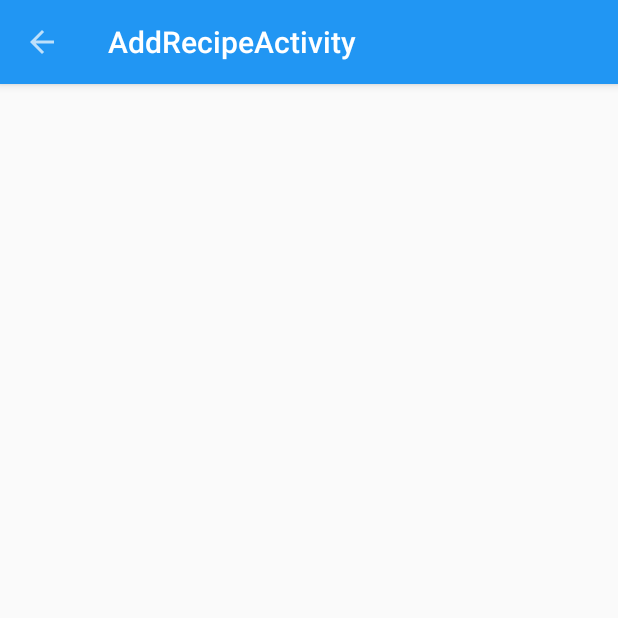
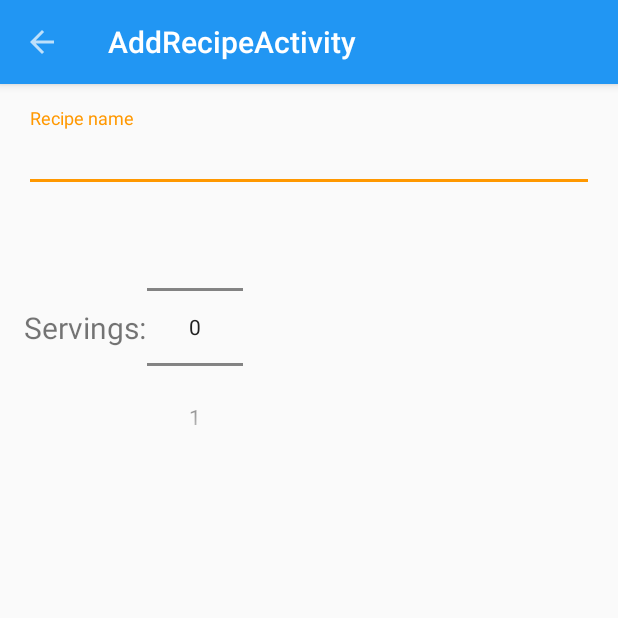
Before and after one commit to icaboalo/plan_to_eat, an Android app: the AddRecipeActivity screen opened directly, with no data from a screen before it, on a phone screen of 412 x 824 dp, the top half of it. Run offline under Robolectric (Android 15) with nearby library versions, the phone set to English and light mode, and no system bars; our stand-ins replace ButterKnife.

```diff
--- a/app/build.gradle
+++ b/app/build.gradle
@@ -37,4 +37,7 @@ dependencies {
 
 //    picasso
     compile 'com.squareup.picasso:picasso:2.5.2'
+
+//    floating action button
+    compile 'com.oguzdev:CircularFloatingActionMenu:1.0.2'
 }
--- a/app/src/main/java/com/icaboalo/plantoeat/ui/activity/AddRecipeActivity.java
+++ b/app/src/main/java/com/icaboalo/plantoeat/ui/activity/AddRecipeActivity.java
@@ -3,18 +3,43 @@ package com.icaboalo.plantoeat.ui.activity;
 import android.os.Bundle;
 import android.support.v7.app.AppCompatActivity;
 import android.support.v7.widget.Toolbar;
+import android.widget.NumberPicker;
+import android.widget.Toast;
 
 import com.icaboalo.plantoeat.R;
 
+import butterknife.Bind;
+import butterknife.ButterKnife;
+
 public class AddRecipeActivity extends AppCompatActivity {
+
+    @Bind(R.id.app_bar)
+    Toolbar mToolbar;
+
+    @Bind(R.id.numberPicker)
+    NumberPicker mNumberPicker;
 
     @Override
     protected void onCreate(Bundle savedInstanceState) {
         super.onCreate(savedInstanceState);
         setContentView(R.layout.activity_add_recipe);
-        Toolbar toolbar = (Toolbar) findViewById(R.id.app_bar);
-        setSupportActionBar(toolbar);
+        ButterKnife.bind(this);
+        setSupportActionBar(mToolbar);
         getSupportActionBar().setDisplayHomeAsUpEnabled(true);
+
+        mNumberPicker.setMaxValue(10);
+        mNumberPicker.setMinValue(0);
+        mNumberPicker.setWrapSelectorWheel(false);
+
+
+
+        mNumberPicker.setOnValueChangedListener(new NumberPicker.OnValueChangeListener() {
+            @Override
+            public void onValueChange(NumberPicker picker, int oldVal, int newVal) {
+                int number = mNumberPicker.getValue();
+                Toast.makeText(AddRecipeActivity.this, newVal + "", Toast.LENGTH_SHORT).show();
+            }
+        });
     }
 
 }
--- a/app/src/main/res/layout/content_add_recipe.xml
+++ b/app/src/main/res/layout/content_add_recipe.xml
@@ -1,16 +1,48 @@
 <?xml version="1.0" encoding="utf-8"?>
 <RelativeLayout
     xmlns:android="http://schemas.android.com/apk/res/android"
+    xmlns:app="http://schemas.android.com/apk/res-auto"
     xmlns:tools="http://schemas.android.com/tools"
-    xmlns:app="http://schemas.android.com/apk/res-auto"
     android:layout_width="match_parent"
     android:layout_height="match_parent"
+    android:paddingBottom="@dimen/activity_vertical_margin"
     android:paddingLeft="@dimen/activity_horizontal_margin"
     android:paddingRight="@dimen/activity_horizontal_margin"
     android:paddingTop="@dimen/activity_vertical_margin"
-    android:paddingBottom="@dimen/activity_vertical_margin"
     app:layout_behavior="@string/appbar_scrolling_view_behavior"
-    tools:showIn="@layout/activity_add_recipe"
-    tools:context="com.icaboalo.plantoeat.ui.activity.AddRecipeActivity">
+    tools:context="com.icaboalo.plantoeat.ui.activity.AddRecipeActivity"
+    tools:showIn="@layout/activity_add_recipe">
+
+    <android.support.design.widget.TextInputLayout
+        android:id="@+id/recipe_name_input_container"
+        android:layout_width="match_parent"
+        android:layout_height="wrap_content">
+
+        <EditText
+            android:id="@+id/recipe_name_input"
+            android:layout_width="match_parent"
+            android:layout_height="wrap_content"
+            android:hint="@string/recipe_name_input_hint"
+            android:inputType="textPersonName"/>
+    </android.support.design.widget.TextInputLayout>
+
+    <TextView
+        android:id="@+id/servings_text"
+        android:layout_width="wrap_content"
+        android:layout_height="wrap_content"
+        android:layout_alignBottom="@+id/numberPicker"
+        android:layout_alignParentLeft="true"
+        android:layout_alignParentStart="true"
+        android:layout_marginBottom="76dp"
+        android:text="@string/servings"
+        android:textSize="20sp"/>
+
+    <NumberPicker
+        android:id="@+id/numberPicker"
+        android:layout_width="wrap_content"
+        android:layout_height="wrap_content"
+        android:layout_below="@+id/recipe_name_input_container"
+        android:layout_toRightOf="@+id/servings_text"/>
+
 
 </RelativeLayout>
--- a/app/src/main/res/values/strings.xml
+++ b/app/src/main/res/values/strings.xml
@@ -1,10 +1,17 @@
 <resources>
     <string name="app_name">Plan To Eat</string>
     <string name="action_settings">Settings</string>
+
+    <!--buttons-->
     <string name="recipes">Recipes</string>
     <string name="planner">Planner</string>
     <string name="shopping_list">Shopping List</string>
+
+    <!--activities-->
     <string name="title_activity_recipe">RecipeActivity</string>
-    <string name="section_format">Hello World from section: %1$d</string>
     <string name="title_activity_add_recipe">AddRecipeActivity</string>
+
+    <!--edit text-->
+    <string name="recipe_name_input_hint">Recipe name</string>
+    <string name="servings">Servings:</string>
 </resources>
```
Also changed, not shown: 1 other file.
